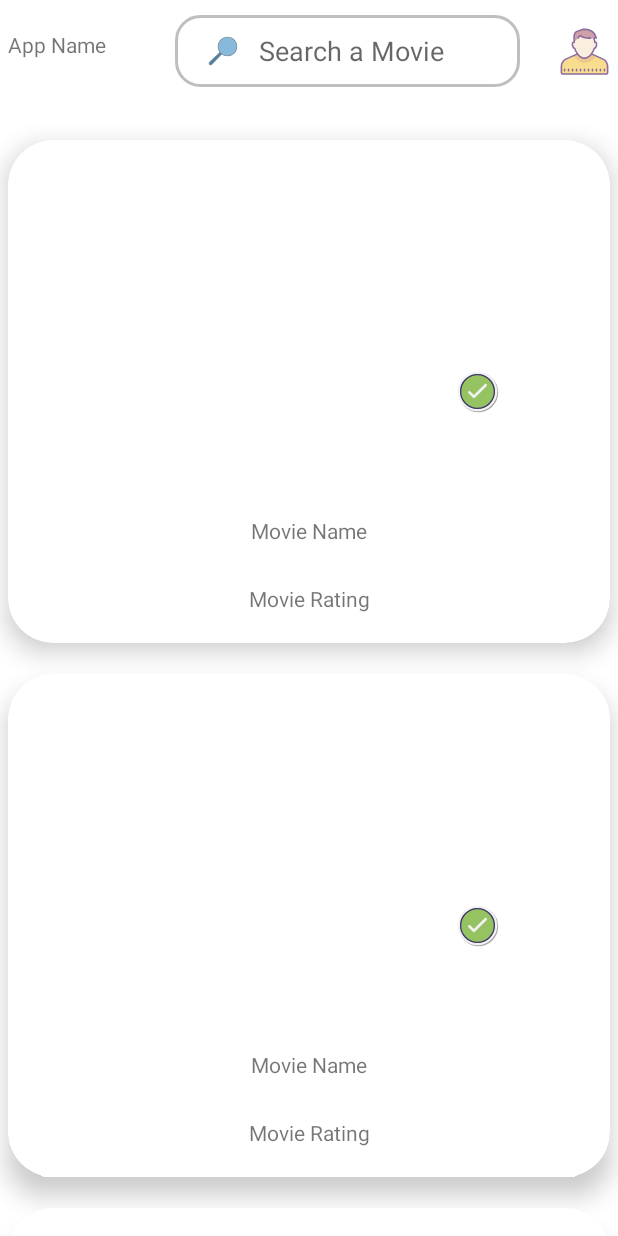
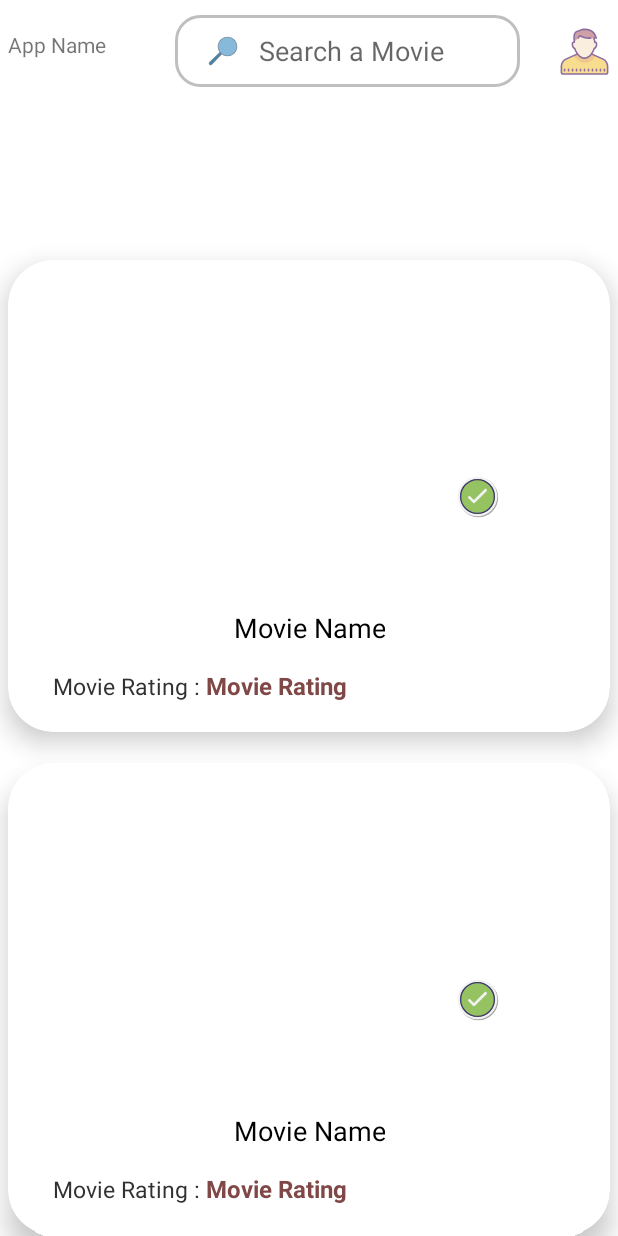
Before and after one commit to Lukalomi/Movie_App, an Android app: the layout fragment_home.xml on its own in the app's theme, with its tools: preview values and no code run, on a phone screen of 412 x 824 dp. Run offline under Robolectric (Android 15) with nearby library versions, the phone set to English and light mode, and no system bars; network calls fail.

Commit message:
updated ui

```diff
--- a/app/src/main/res/layout/fragment_home.xml
+++ b/app/src/main/res/layout/fragment_home.xml
@@ -25,6 +25,7 @@
         android:layout_marginEnd="5dp"
         android:background="@color/white"
         android:src="@drawable/ic_user_logo"
+        android:foreground="?android:attr/selectableItemBackground"
         app:layout_constraintEnd_toEndOf="parent"
         app:layout_constraintTop_toTopOf="parent" />
 
@@ -46,14 +47,15 @@
 
     <androidx.recyclerview.widget.RecyclerView
         android:id="@+id/rvHomeRecycler"
-        android:layout_marginTop="20dp"
+        android:layout_marginTop="100dp"
         android:layout_width="0dp"
         android:layout_height="0dp"
-        app:layoutManager="androidx.recyclerview.widget.LinearLayoutManager"
+        app:layoutManager="androidx.recyclerview.widget.GridLayoutManager"
         app:layout_constraintBottom_toBottomOf="parent"
         app:layout_constraintEnd_toEndOf="parent"
         app:layout_constraintStart_toStartOf="parent"
         app:layout_constraintTop_toBottomOf="@+id/search_action"
+        tools:itemCount="3"
         tools:listitem="@layout/single_movie_item"/>
 
 
--- a/app/src/main/res/layout/single_movie_item.xml
+++ b/app/src/main/res/layout/single_movie_item.xml
@@ -1,13 +1,14 @@
 <?xml version="1.0" encoding="utf-8"?>
 <androidx.cardview.widget.CardView xmlns:android="http://schemas.android.com/apk/res/android"
     xmlns:app="http://schemas.android.com/apk/res-auto"
+    xmlns:tools="http://schemas.android.com/tools"
     android:layout_width="match_parent"
     android:layout_height="wrap_content"
+    android:layout_marginStart="5dp"
     android:layout_marginTop="15dp"
+    android:layout_marginEnd="5dp"
+    android:layout_marginBottom="5dp"
     app:cardCornerRadius="30dp"
-    android:layout_marginBottom="5dp"
-    android:layout_marginStart="5dp"
-    android:layout_marginEnd="5dp"
     app:cardElevation="10dp">
 
     <androidx.constraintlayout.widget.ConstraintLayout
@@ -29,6 +30,7 @@
             android:layout_width="wrap_content"
             android:layout_height="wrap_content"
             android:background="@null"
+            android:foreground="?android:attr/selectableItemBackground"
             android:src="@drawable/ic_fav_logo"
             app:layout_constraintBottom_toBottomOf="parent"
             app:layout_constraintEnd_toEndOf="parent"
@@ -40,23 +42,46 @@
             android:id="@+id/tvMovieName"
             android:layout_width="wrap_content"
             android:layout_height="wrap_content"
-            android:layout_marginBottom="45dp"
-            android:layout_marginTop="35dp"
+            android:layout_marginTop="15dp"
+            android:layout_marginBottom="35dp"
+            android:gravity="center"
             android:text="Movie Name"
+            android:textColor="@color/black"
+            android:textSize="18sp"
             app:layout_constraintBottom_toBottomOf="@+id/tvMovieRating"
             app:layout_constraintEnd_toEndOf="parent"
             app:layout_constraintStart_toStartOf="parent"
             app:layout_constraintTop_toBottomOf="@+id/ibMovieImage" />
 
+
+        <androidx.appcompat.widget.AppCompatTextView
+            android:id="@+id/tvRatingIndicator"
+            android:layout_width="wrap_content"
+            android:layout_height="wrap_content"
+            android:layout_marginStart="30dp"
+            android:layout_marginTop="16dp"
+            android:layout_marginBottom="20dp"
+            android:text="Movie Rating : "
+            android:textColor="#323131"
+            android:textSize="15sp"
+            app:layout_constraintBottom_toBottomOf="parent"
+            app:layout_constraintStart_toStartOf="parent"
+            app:layout_constraintTop_toBottomOf="@+id/tvMovieName" />
+
         <androidx.appcompat.widget.AppCompatTextView
             android:id="@+id/tvMovieRating"
             android:layout_width="wrap_content"
             android:layout_height="wrap_content"
+            android:layout_marginStart="0dp"
+            android:layout_marginBottom="20dp"
             android:text="Movie Rating"
-            android:layout_marginBottom="20dp"
+            android:textColor="#804747"
+            android:textSize="16sp"
+            android:textStyle="bold"
             app:layout_constraintBottom_toBottomOf="parent"
             app:layout_constraintEnd_toEndOf="parent"
-            app:layout_constraintStart_toStartOf="parent" />
+            app:layout_constraintHorizontal_bias="0.0"
+            app:layout_constraintStart_toEndOf="@+id/tvRatingIndicator" />
 
 
     </androidx.constraintlayout.widget.ConstraintLayout>
```
